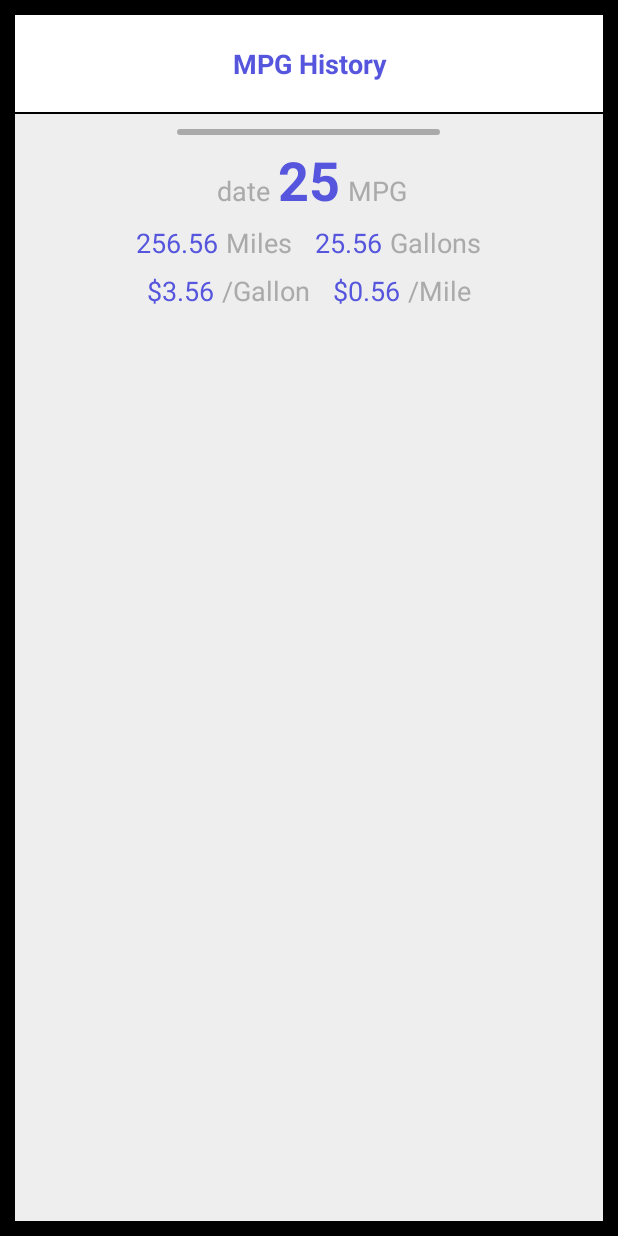
After one commit to alphonzo79/MPG_Tracker, an Android app: the layout activity_reports.xml on its own in the app's theme, with its tools: preview values and no code run, on a phone screen of 412 x 824 dp. The commit adds this screen. Run offline under Robolectric (Android 15) with nearby library versions, the phone set to English and light mode, and no system bars.

Commit message:
Starting out Reports screen and creating MpgHistoryGraph view

```diff
--- /dev/null
+++ b/MpgTracker_Android/src/main/java/com/androidmpgtracker/view/MpgHistoryGraph.java
@@ -0,0 +1,86 @@
+package com.androidmpgtracker.view;
+
+import android.content.Context;
+import android.content.res.Resources;
+import android.util.AttributeSet;
+import android.util.TypedValue;
+import android.view.View;
+import android.widget.LinearLayout;
+
+import com.androidmpgtracker.R;
+import com.androidmpgtracker.data.entities.FillUp;
+
+import java.util.ArrayList;
+import java.util.List;
+
+public class MpgHistoryGraph extends LinearLayout {
+    private List<FillUp> fillUps;
+    private Context context;
+    private int height;
+    private float maxMpg = 0;
+    private List<Float> mpgList;
+
+    public MpgHistoryGraph(Context context) {
+        super(context);
+        this.context = context;
+        init();
+    }
+
+    public MpgHistoryGraph(Context context, AttributeSet attrs) {
+        super(context, attrs);
+        this.context = context;
+        init();
+    }
+
+    private void init() {
+        if(context != null && fillUps != null && height > 0) {
+            removeAllViews();
+
+            Resources r = getResources();
+            int twentyFive = (int)TypedValue.applyDimension(TypedValue.COMPLEX_UNIT_DIP, 25, r.getDisplayMetrics());
+            int three = (int)TypedValue.applyDimension(TypedValue.COMPLEX_UNIT_DIP, 3, r.getDisplayMetrics());
+
+            for(Float mpg : mpgList) {
+                View bar = new View(context);
+                bar.setBackgroundResource(R.drawable.mpg_history_graph_bar);
+
+                int height = (int) (mpg / maxMpg);
+                LinearLayout.LayoutParams params = null;
+                if(mpgList.size() > 5) {
+                    params = new LayoutParams(0, height, 1.0f);
+                } else {
+                    params = new LayoutParams(twentyFive, height);
+                }
+                params.rightMargin = three;
+                params.leftMargin = three;
+
+                bar.setLayoutParams(params);
+
+                addView(bar);
+            }
+        }
+    }
+
+    public void setFillUps(List<FillUp> fillups) {
+        this.fillUps = fillups;
+        maxMpg = 0;
+        mpgList = new ArrayList<Float>(this.fillUps.size());
+        for(FillUp fillup : fillups) {
+            if(fillup.getGallons() != null && fillup.getMiles() != null) {
+                float mpg = fillup.getMiles() / fillup.getGallons();
+                mpgList.add(mpg);
+                if(mpg > maxMpg) {
+                    maxMpg = mpg;
+                }
+            }
+        }
+        init();
+    }
+
+    @Override
+    protected void onMeasure(int widthMeasureSpec, int heightMeasureSpec) {
+        super.onMeasure(widthMeasureSpec, heightMeasureSpec);
+        this.height = heightMeasureSpec;
+        init();
+    }
+}
--- a/MpgTracker_Android/src/main/res/layout/activity_log_fill_up.xml
+++ b/MpgTracker_Android/src/main/res/layout/activity_log_fill_up.xml
@@ -2,7 +2,6 @@
 
 <RelativeLayout xmlns:android="http://schemas.android.com/apk/res/android"
     xmlns:tools="http://schemas.android.com/tools"
-    android:orientation="vertical"
     android:layout_width="match_parent"
     android:layout_height="match_parent"
     android:padding="10dp"
--- /dev/null
+++ b/MpgTracker_Android/src/main/res/layout/activity_reports.xml
@@ -0,0 +1,189 @@
+<?xml version="1.0" encoding="utf-8"?>
+
+<RelativeLayout xmlns:android="http://schemas.android.com/apk/res/android"
+    xmlns:tools="http://schemas.android.com/tools"
+    android:layout_width="match_parent"
+    android:layout_height="match_parent"
+    android:padding="10dp"
+    android:background="@color/black">
+
+    <TextView
+        android:id="@+id/header"
+        android:layout_width="fill_parent"
+        android:layout_height="wrap_content"
+        android:background="@color/white"
+        android:paddingTop="20dp"
+        android:paddingBottom="20dp"
+        android:gravity="center"
+        android:textStyle="bold"
+        android:text="@string/reports_header"
+        android:textColor="@color/btn_enabled"
+        android:textSize="18sp" />
+
+    <RelativeLayout
+        android:layout_width="match_parent"
+        android:layout_height="match_parent"
+        android:layout_below="@id/header"
+        android:background="@color/light_grey"
+        android:layout_marginTop="1dp"
+        android:padding="10dp">
+
+        <Spinner
+            android:id="@+id/car_spinner"
+            android:layout_width="wrap_content"
+            android:layout_height="wrap_content"
+            android:layout_centerHorizontal="true"
+            android:minWidth="175dp"
+            android:padding="2dp"
+            android:background="@drawable/spinner_background"
+            tools:listitem="@layout/spinner_cell"
+            android:gravity="center"/>
+
+        <TextView
+            android:id="@+id/last_mpg"
+            android:layout_width="wrap_content"
+            android:layout_height="wrap_content"
+            android:layout_below="@id/car_spinner"
+            android:layout_centerHorizontal="true"
+            android:layout_marginTop="5dp"
+            android:textSize="36sp"
+            android:textStyle="bold"
+            android:textColor="@color/btn_enabled"
+            android:text="25" />
+
+        <TextView
+            android:id="@+id/date"
+            android:layout_width="wrap_content"
+            android:layout_height="wrap_content"
+            android:layout_toLeftOf="@id/last_mpg"
+            android:layout_marginRight="5dp"
+            android:layout_alignBaseline="@id/last_mpg"
+            android:textSize="18sp"
+            android:textStyle="normal"
+            android:textColor="@color/dark_grey"
+            android:text="date" />
+
+        <TextView
+            android:id="@+id/last_mpg_label"
+            android:layout_width="wrap_content"
+            android:layout_height="wrap_content"
+            android:layout_toRightOf="@id/last_mpg"
+            android:layout_marginLeft="5dp"
+            android:layout_alignBaseline="@id/last_mpg"
+            android:textSize="18sp"
+            android:textStyle="normal"
+            android:textColor="@color/dark_grey"
+            android:text="@string/mpg" />
+
+        <LinearLayout
+            android:id="@+id/last_fillup_stats"
+            android:layout_width="wrap_content"
+            android:layout_height="wrap_content"
+            android:orientation="horizontal"
+            android:layout_centerHorizontal="true"
+            android:layout_below="@id/last_mpg"
+            android:layout_marginTop="5dp">
+
+            <TextView
+                android:id="@+id/last_miles"
+                android:layout_width="wrap_content"
+                android:layout_height="wrap_content"
+                android:textSize="18sp"
+                android:textStyle="normal"
+                android:textColor="@color/btn_enabled"
+                android:text="256.56" />
+
+            <TextView
+                android:layout_width="wrap_content"
+                android:layout_height="wrap_content"
+                android:layout_marginLeft="5dp"
+                android:textSize="18sp"
+                android:textStyle="normal"
+                android:textColor="@color/dark_grey"
+                android:text="@string/miles" />
+
+            <TextView
+                android:id="@+id/last_gallons"
+                android:layout_width="wrap_content"
+                android:layout_height="wrap_content"
+                android:layout_marginLeft="15dp"
+                android:textSize="18sp"
+                android:textStyle="normal"
+                android:textColor="@color/btn_enabled"
+                android:text="25.56" />
+
+            <TextView
+                android:layout_width="wrap_content"
+                android:layout_height="wrap_content"
+                android:layout_marginLeft="5dp"
+                android:textSize="18sp"
+                android:textStyle="normal"
+                android:textColor="@color/dark_grey"
+                android:text="@string/gallons_input_label" />
+
+        </LinearLayout>
+
+        <LinearLayout
+            android:id="@+id/last_fillup_money"
+            android:layout_width="wrap_content"
+            android:layout_height="wrap_content"
+            android:orientation="horizontal"
+            android:layout_centerHorizontal="true"
+            android:layout_below="@id/last_fillup_stats"
+            android:layout_marginTop="7dp">
+
+            <TextView
+                android:id="@+id/last_cost_per_gallon"
+                android:layout_width="wrap_content"
+                android:layout_height="wrap_content"
+                android:textSize="18sp"
+                android:textStyle="normal"
+                android:textColor="@color/btn_enabled"
+                android:text="$3.56" />
+
+            <TextView
+                android:layout_width="wrap_content"
+                android:layout_height="wrap_content"
+                android:layout_marginLeft="5dp"
+                android:textSize="18sp"
+                android:textStyle="normal"
+                android:textColor="@color/dark_grey"
+                android:text="@string/per_gallon" />
+
+            <TextView
+                android:id="@+id/last_cost_per_mile"
+                android:layout_width="wrap_content"
+                android:layout_height="wrap_content"
+                android:layout_marginLeft="15dp"
+                android:textSize="18sp"
+                android:textStyle="normal"
+                android:textColor="@color/btn_enabled"
+                android:text="$0.56" />
+
+            <TextView
+                android:layout_width="wrap_content"
+                android:layout_height="wrap_content"
+                android:layout_marginLeft="5dp"
+                android:textSize="18sp"
+                android:textStyle="normal"
+                android:textColor="@color/dark_grey"
+                android:text="@string/cost_per_mile_label" />
+
+        </LinearLayout>
+
+        <LinearLayout
+            android:id="@+id/ytd_stats"
+            android:layout_width="wrap_content"
+            android:layout_height="wrap_content"
+            android:orientation="horizontal"
+            android:layout_centerHorizontal="true"
+            android:layout_below="@id/last_fillup_money"
+            android:layout_marginTop="5dp">
+
+
+
+        </LinearLayout>
+
+    </RelativeLayout>
+
+</RelativeLayout>
--- a/MpgTracker_Android/src/main/res/values/strings.xml
+++ b/MpgTracker_Android/src/main/res/values/strings.xml
@@ -44,6 +44,7 @@
     <string name="log_fill_up_header">Log A Fill-Up</string>
     <string name="vehicle">Vehicle</string>
     <string name="miles_input_label">Miles Since Last Fill-Up</string>
+    <string name="miles">Miles</string>
     <string name="gallons_input_label">Gallons</string>
     <string name="price_per_gallon">Price Per Gallon</string>
     <string name="mpg">MPG</string>
@@ -53,6 +54,9 @@
     <string name="miles_gallons_required">Please input valid entries for miles and gallons.</string>
     <string name="must_have_a_vehilce">You must have at least one vehicle saved. Please set up a vehicle and come back when you\'re done</string>
 
+    <string name="reports_header">MPG History</string>
+    <string name="per_gallon">/Gallon</string>
+
     <string name="about_text" formatted="false"><b>Android MPG Tracker</b> is a simple application that helps you keep track of your gas mileage over time and see your trend over time.\n\n<b>Step One:</b> \nUse the Settings Screen to set up your vehicle profiles. Touch My Vehicles, then Add A Vehicle. Use the dropdowns to select your car\'s year, make, model and trim. Set up as many vehicles as you plan to drive regularly.\n\n<b>Step Two:</b> \nTrack your mileage. If you\'re tracking your mileage we know you\'re already diligent about resetting your trip odometer and putting the mileage and fill-up through your phone\'s calculator. Just keep doing that but instead select Track a Fill-Up from the main screen, select your car from the dropdown and input the data.\n\n<b>Step Three:</b> \nSee how your last tank compares to previous tanks. Over time we will continue to collect data from other drivers of the same vehicle, and as that data builds up you will be able to compare your performance to the community as a whole.\n\n<i>(Data behind vehicle selection is provided by Edmunds)</i></string>
 
 </resources>
```
